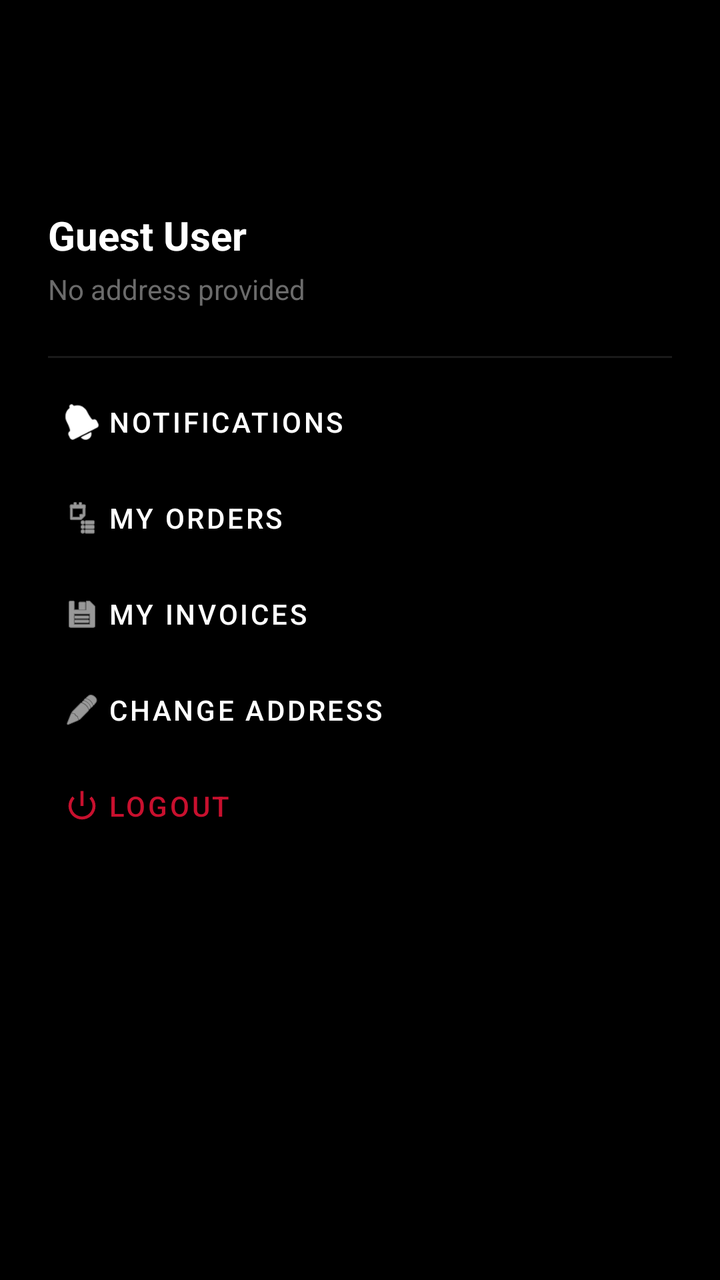
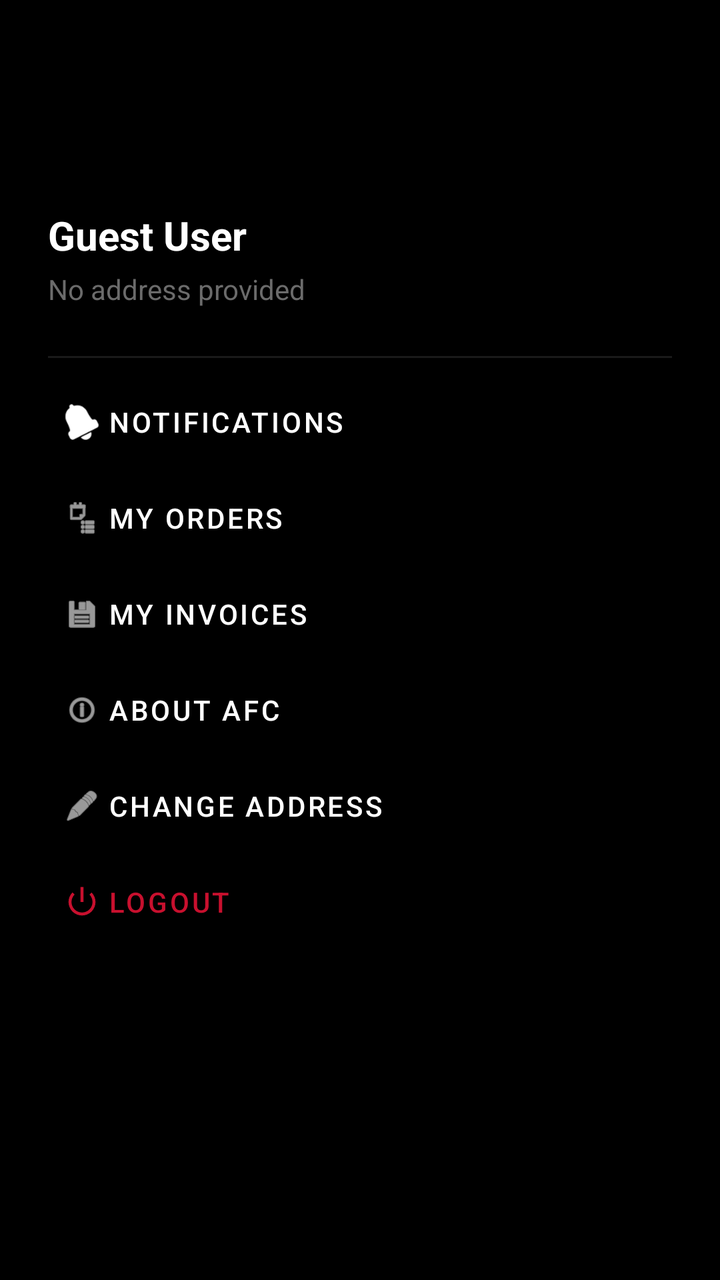

The first picture is an Android layout as it rendered before a commit; the second is the same layout after the commit. The layout source and the unified diff follow.
<!-- AndroidManifest.xml: application theme Theme.AFCMAD -->
<!-- res/layout/layout_drawer_header.xml -->
<?xml version="1.0" encoding="utf-8"?>
<LinearLayout xmlns:android="http://schemas.android.com/apk/res/android"
    xmlns:app="http://schemas.android.com/apk/res-auto"
    android:id="@+id/drawerHeaderRoot"
    android:layout_width="match_parent"
    android:layout_height="wrap_content"
    android:background="@color/afc_black"
    android:orientation="vertical"
    android:padding="24dp">

    <ImageView
        android:id="@+id/ivProfileAvatar"
        android:layout_width="64dp"
        android:layout_height="64dp"
        android:src="@mipmap/ic_launcher_round"
        android:contentDescription="Profile Picture" />

    <TextView
        android:id="@+id/tvProfileName"
        android:layout_width="wrap_content"
        android:layout_height="wrap_content"
        android:layout_marginTop="16dp"
        android:text="Guest User"
        android:textColor="@color/afc_white"
        android:textSize="20sp"
        android:textStyle="bold" />

    <TextView
        android:id="@+id/tvProfileAddress"
        android:layout_width="wrap_content"
        android:layout_height="wrap_content"
        android:layout_marginTop="4dp"
        android:text="No address provided"
        android:textColor="@color/afc_text_secondary"
        android:textSize="14sp" />

    <View
        android:layout_width="match_parent"
        android:layout_height="1dp"
        android:layout_marginTop="24dp"
        android:background="@color/afc_dark_grey" />

    <com.google.android.material.button.MaterialButton
        android:id="@+id/btnNotifications"
        style="@style/Widget.MaterialComponents.Button.TextButton"
        android:layout_width="match_parent"
        android:layout_height="wrap_content"
        android:layout_marginTop="8dp"
        android:gravity="start|center_vertical"
        android:text="Notifications"
        android:textColor="@color/afc_white"
        app:icon="@android:drawable/ic_popup_reminder"
        app:iconTint="@color/afc_white" />

    <com.google.android.material.button.MaterialButton
        android:id="@+id/btnMyOrders"
        style="@style/Widget.MaterialComponents.Button.TextButton"
        android:layout_width="match_parent"
        android:layout_height="wrap_content"
        android:gravity="start|center_vertical"
        android:text="My Orders"
        android:textColor="@color/afc_white"
        app:icon="@android:drawable/ic_menu_agenda"
        app:iconTint="@color/afc_white" />

    <com.google.android.material.button.MaterialButton
        android:id="@+id/btnInvoices"
        style="@style/Widget.MaterialComponents.Button.TextButton"
        android:layout_width="match_parent"
        android:layout_height="wrap_content"
        android:gravity="start|center_vertical"
        android:text="My Invoices"
        android:textColor="@color/afc_white"
        app:icon="@android:drawable/ic_menu_save"
        app:iconTint="@color/afc_white" />

    <com.google.android.material.button.MaterialButton
        android:id="@+id/btnChangeAddress"
        style="@style/Widget.MaterialComponents.Button.TextButton"
        android:layout_width="match_parent"
        android:layout_height="wrap_content"
        android:gravity="start|center_vertical"
        android:text="Change Address"
        android:textColor="@color/afc_white"
        app:icon="@android:drawable/ic_menu_edit"
        app:iconTint="@color/afc_white" />

    <com.google.android.material.button.MaterialButton
        android:id="@+id/btnLogout"
        style="@style/Widget.MaterialComponents.Button.TextButton"
        android:layout_width="match_parent"
        android:layout_height="wrap_content"
        android:gravity="start|center_vertical"
        android:text="Logout"
        android:textColor="@color/afc_red"
        app:icon="@android:drawable/ic_lock_power_off"
        app:iconTint="@color/afc_red" />

</LinearLayout>
<!-- resources referenced by this layout -->
<resources>
  <color name="afc_black">#000000</color>
  <color name="afc_dark_grey">#1A1A1A</color>
  <color name="afc_red">#C8102E</color>
  <color name="afc_text_secondary">#6B6B6B</color>
  <color name="afc_white">#FFFFFF</color>
  <!-- mipmap ic_launcher_round (mipmap-anydpi-v26) -->
  <?xml version="1.0" encoding="utf-8"?>
  <adaptive-icon xmlns:android="http://schemas.android.com/apk/res/android">
      <background android:drawable="@color/ic_launcher_background"/>
      <foreground android:drawable="@mipmap/ic_launcher_foreground"/>
  </adaptive-icon>
  <style name="Theme.AFCMAD" parent="Base.Theme.AFCMAD" />
  <color name="ic_launcher_background">#FFFFFF</color>
  <style name="Base.Theme.AFCMAD" parent="Theme.Material3.DayNight.NoActionBar">
          
          <item name="colorPrimary">@color/afc_red</item>
          <item name="colorOnPrimary">@color/afc_white</item>
          <item name="colorSecondary">@color/afc_black</item>
          <item name="colorOnSecondary">@color/afc_white</item>
          <item name="android:windowBackground">@color/afc_white</item>
          <item name="colorSurface">@color/afc_white</item>
          <item name="android:statusBarColor">@color/afc_red</item>
          <item name="android:navigationBarColor">@color/afc_white</item>
      </style>
</resources>

<!-- the commit's change to res/layout/layout_drawer_header.xml (unified diff, before → after) -->
@@ -75,6 +75,17 @@
         app:iconTint="@color/afc_white" />
 
     <com.google.android.material.button.MaterialButton
+        android:id="@+id/btnAbout"
+        style="@style/Widget.MaterialComponents.Button.TextButton"
+        android:layout_width="match_parent"
+        android:layout_height="wrap_content"
+        android:gravity="start|center_vertical"
+        android:text="About AFC"
+        android:textColor="@color/afc_white"
+        app:icon="@android:drawable/ic_menu_info_details"
+        app:iconTint="@color/afc_white" />
+
+    <com.google.android.material.button.MaterialButton
         android:id="@+id/btnChangeAddress"
         style="@style/Widget.MaterialComponents.Button.TextButton"
         android:layout_width="match_parent"
